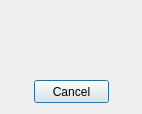
Old version of the form SharedPainter/FindingServerDialog.ui in the repository gunoodaddy/SharedPainter.
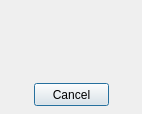
New version of the form.

Commit message: finding server remain count feature added

What changed in the file:
```diff
--- a/SharedPainter/FindingServerDialog.ui
+++ b/SharedPainter/FindingServerDialog.ui
@@ -20,7 +20,7 @@
    <property name="geometry">
     <rect>
      <x>34</x>
-     <y>80</y>
+     <y>83</y>
      <width>75</width>
      <height>23</height>
     </rect>
@@ -33,7 +33,7 @@
    <property name="geometry">
     <rect>
      <x>30</x>
-     <y>16</y>
+     <y>7</y>
      <width>91</width>
      <height>51</height>
     </rect>
@@ -42,6 +42,22 @@
     <string/>
    </property>
   </widget>
+  <widget class="QLabel" name="labelSentCount">
+   <property name="geometry">
+    <rect>
+     <x>15</x>
+     <y>62</y>
+     <width>111</width>
+     <height>20</height>
+    </rect>
+   </property>
+   <property name="text">
+    <string/>
+   </property>
+   <property name="alignment">
+    <set>Qt::AlignCenter</set>
+   </property>
+  </widget>
  </widget>
  <layoutdefault spacing="6" margin="11"/>
  <resources/>
```
The commit also changes 3 other files.
